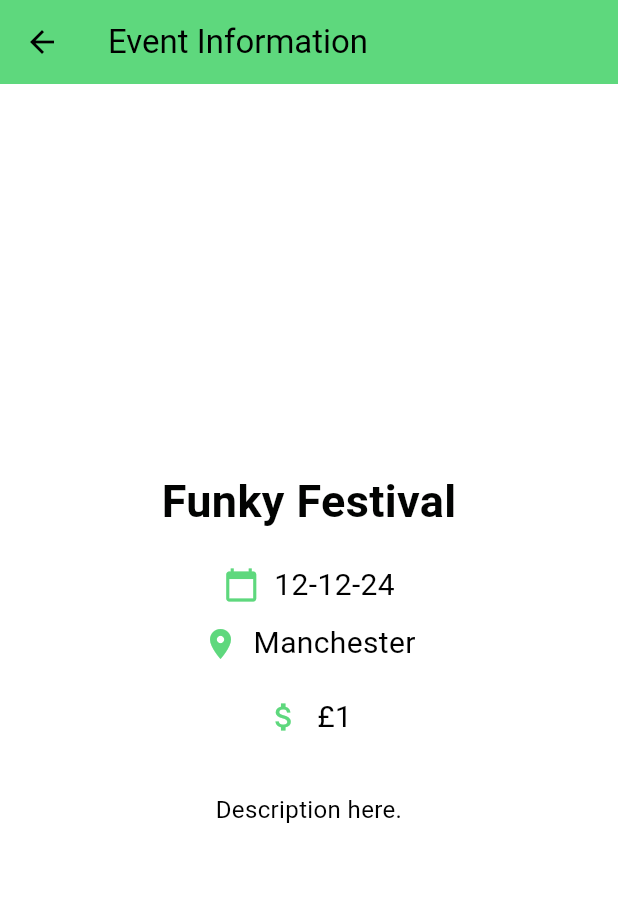
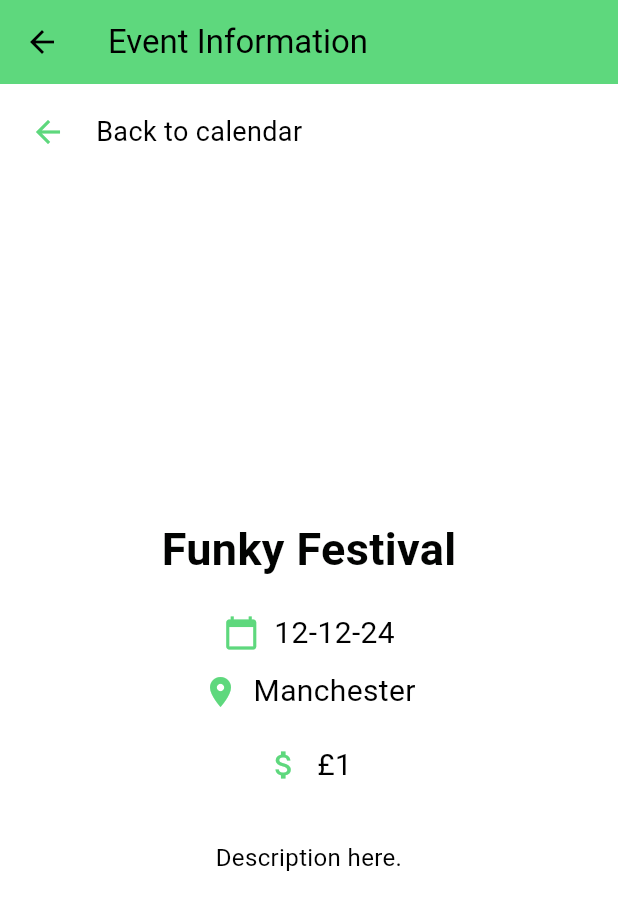
Before and after one commit to LEWISBIRCH2/MusiCAL, a Flutter app: the EventsPage screen opened directly, on a phone screen of 412 x 824 dp. Shown: the top 910 px of the screen. Run offline on Flutter 3.47's test engine with Material 3 defaults, Android fonts, the phone set to English and light mode, and no system bars; our stand-ins replace firebase_core, firebase_database, flutter_calendar_carousel, webview_flutter; missing offline and left inert: spotify_sdk, webview_flutter_android, webview_flutter_wkwebview; accounts and stored records are empty.

Commit message:
added button to take back to calendar

```diff
--- a/lib/events.dart
+++ b/lib/events.dart
@@ -32,7 +32,33 @@ class EventsPage extends StatelessWidget {
         title: Text('Event Information'),
         backgroundColor: const Color.fromARGB(255, 94, 216, 125),
       ),
-      body: Center(
+      body: Column(
+        children: [
+          Container(
+            width: double.infinity,
+            padding: EdgeInsets.all(8.0),
+            child: Row(
+              mainAxisAlignment: MainAxisAlignment.start,
+              children: [
+                IconButton(
+                  icon: Icon(
+                    Icons.arrow_back,
+                    color: const Color.fromARGB(255, 94, 216, 125),
+                  ),
+                  onPressed: () {
+                    Navigator.pop(context);
+                  },
+                ),
+                SizedBox(width: 8),
+                Text(
+                  'Back to calendar',
+                  style: TextStyle(color: Colors.black, fontSize: 18),
+                ),
+              ],
+            ),
+          ),
+          Expanded(
+            child: Center(
               child: Column(
                 mainAxisAlignment: MainAxisAlignment.center,
                 crossAxisAlignment: CrossAxisAlignment.center,
@@ -100,6 +126,9 @@ class EventsPage extends StatelessWidget {
                 ],
               ),
             ),
+          ),
+        ],
+      ),
     );
   }
 }
```
Lines whose indentation alone changed are shown as unchanged.
